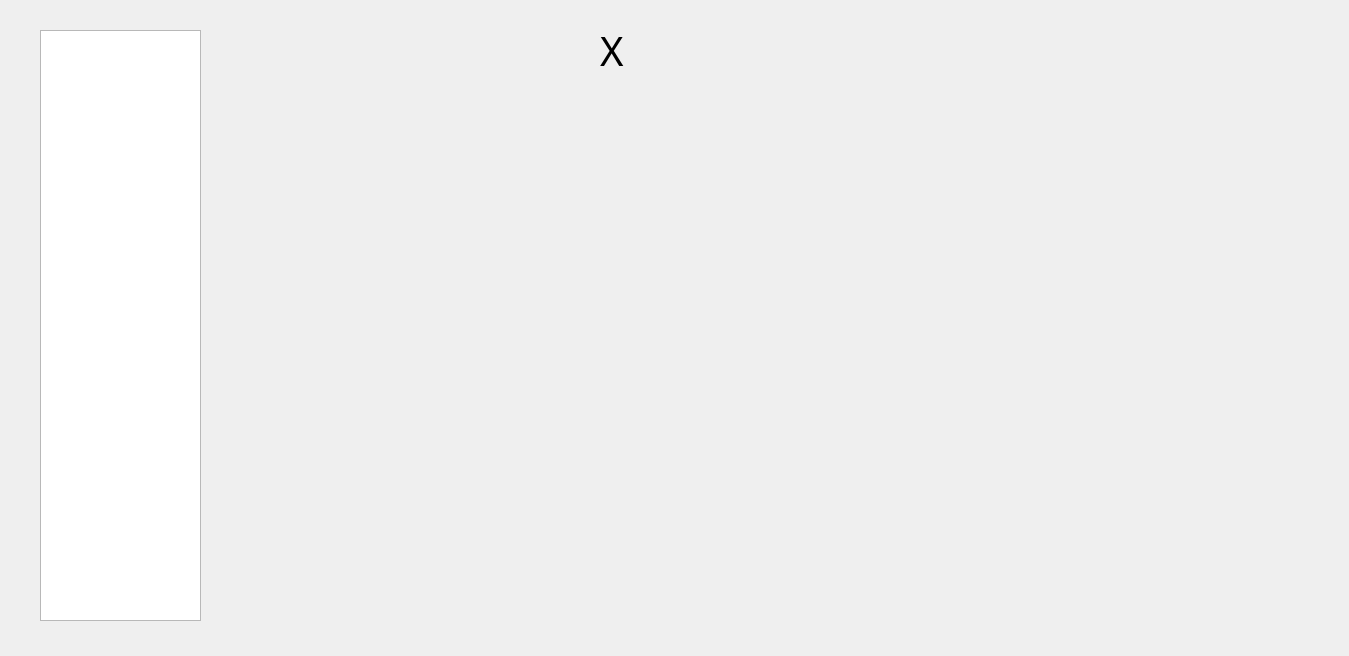
Qt form X/personalaccount.ui (MohammadrezaAldaghi/X) before a commit.
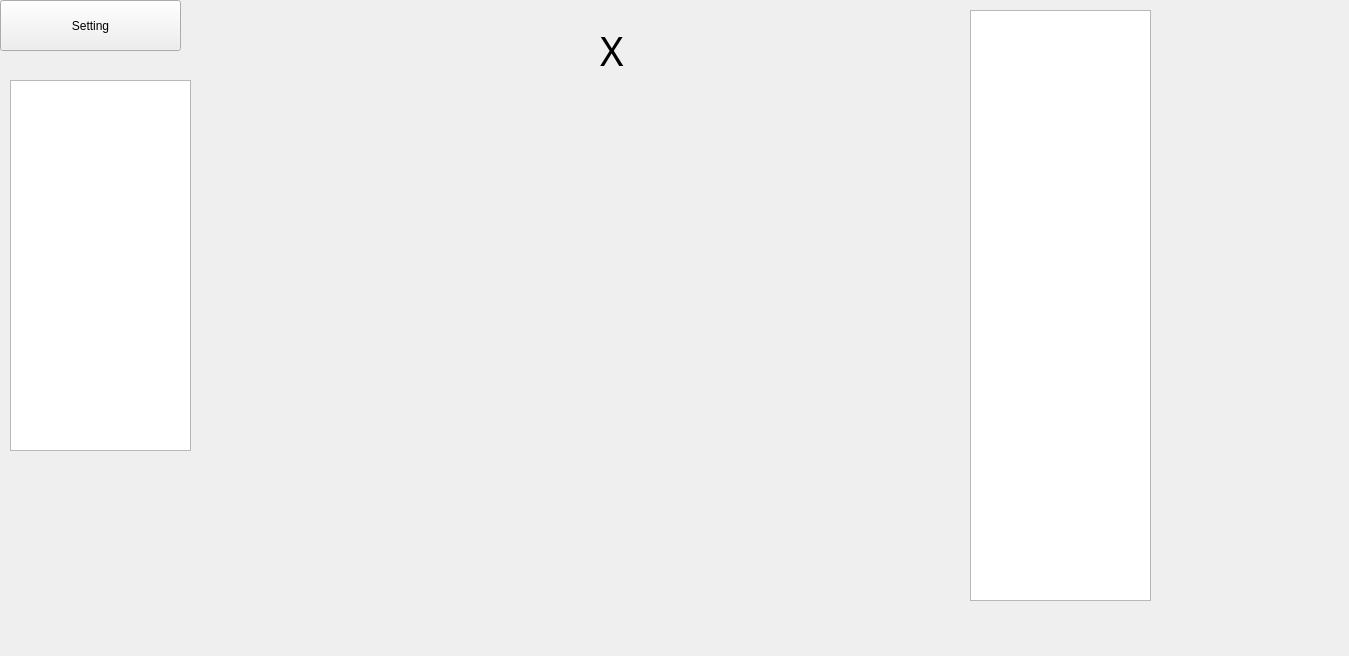
The same form after that commit.

The edit to the form file:
```diff
--- a/X/personalaccount.ui
+++ b/X/personalaccount.ui
@@ -35,13 +35,36 @@
   <widget class="QListWidget" name="listWidget">
    <property name="geometry">
     <rect>
-     <x>40</x>
-     <y>30</y>
-     <width>161</width>
+     <x>970</x>
+     <y>10</y>
+     <width>181</width>
      <height>591</height>
     </rect>
    </property>
   </widget>
+  <widget class="QPushButton" name="SettingButton">
+   <property name="geometry">
+    <rect>
+     <x>0</x>
+     <y>0</y>
+     <width>181</width>
+     <height>51</height>
+    </rect>
+   </property>
+   <property name="text">
+    <string>Setting</string>
+   </property>
+  </widget>
+  <widget class="QListWidget" name="SettingListWidget">
+   <property name="geometry">
+    <rect>
+     <x>10</x>
+     <y>80</y>
+     <width>181</width>
+     <height>371</height>
+    </rect>
+   </property>
+  </widget>
  </widget>
  <resources/>
  <connections/>
```
